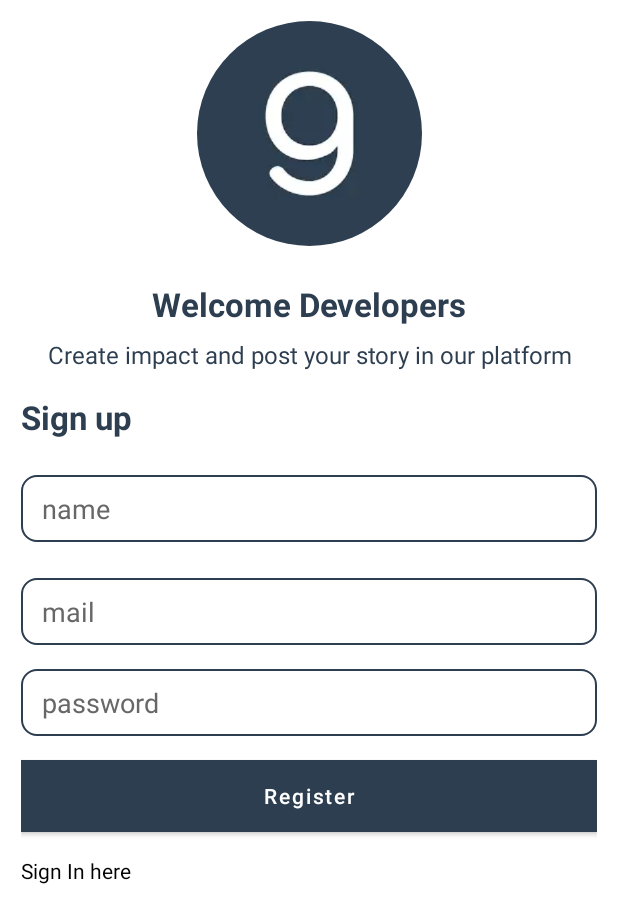
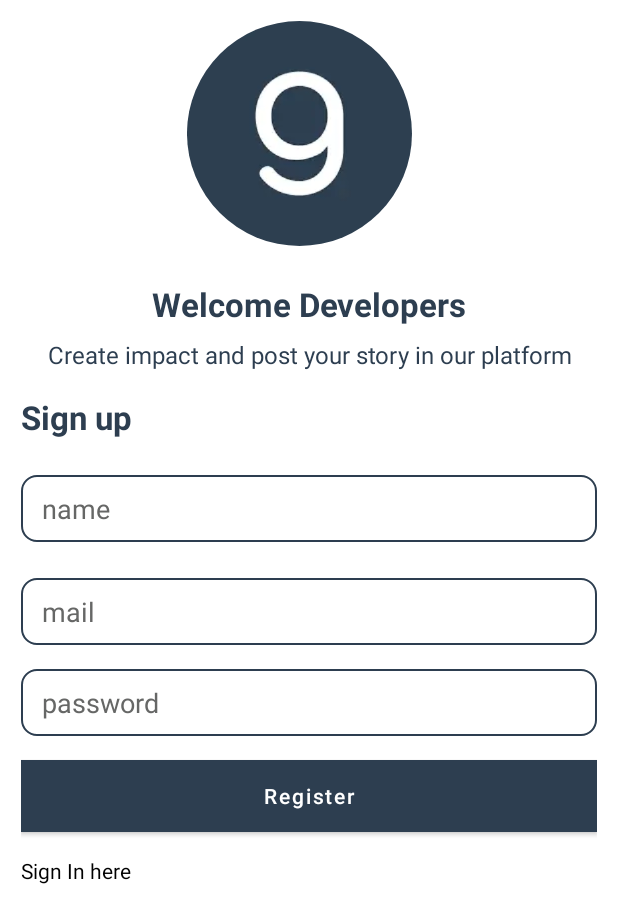
Before and after one commit to byansanur/StoryApp, an Android app: the FragmentRegister screen opened through its navigation route, on a phone screen of 412 x 824 dp. Shown: the top 923 px of the screen. Run offline under Robolectric (Android 15) with nearby library versions, the phone set to English and light mode, and no system bars; our stand-ins replace CircleImageView, Dagger/Hilt's generated code, paging; 3 statements that could not run were skipped.

Commit message:
add property animation login/register

```diff
--- a/app/src/main/java/com/byandev/storyapp/presentation/login_register/FragmentLogin.kt
+++ b/app/src/main/java/com/byandev/storyapp/presentation/login_register/FragmentLogin.kt
@@ -1,5 +1,7 @@
 package com.byandev.storyapp.presentation.login_register
 
+import android.animation.AnimatorSet
+import android.animation.ObjectAnimator
 import android.app.Dialog
 import android.os.Bundle
 import android.util.Log
@@ -101,6 +103,33 @@ class FragmentLogin : Fragment() {
             }
         }
 
+        playAnimation()
+
+    }
+
+    private fun playAnimation() {
+        ObjectAnimator.ofFloat(binding.imgApp, View.TRANSLATION_X, -30f, 30f).apply {
+            duration = 6000
+            repeatCount = ObjectAnimator.INFINITE
+            repeatMode = ObjectAnimator.REVERSE
+        }.start()
+
+        val signIn = ObjectAnimator.ofFloat(binding.tvSignIn, View.ALPHA, 1f).setDuration(500)
+        val title = ObjectAnimator.ofFloat(binding.tvWelcome, View.ALPHA, 1f).setDuration(500)
+        val desc = ObjectAnimator.ofFloat(binding.tvWelcome2, View.ALPHA, 1f).setDuration(500)
+        val login = ObjectAnimator.ofFloat(binding.btnLogin, View.ALPHA, 1f).setDuration(500)
+        val signUp = ObjectAnimator.ofFloat(binding.tvRegister, View.ALPHA, 1f).setDuration(500)
+
+        val together = AnimatorSet().apply {
+            playTogether(login, signUp)
+        }
+
+
+        AnimatorSet().apply {
+            playSequentially(title, desc, signIn, together)
+            start()
+        }
+
     }
 
     private fun loginUser() {
--- a/app/src/main/java/com/byandev/storyapp/presentation/login_register/FragmentRegister.kt
+++ b/app/src/main/java/com/byandev/storyapp/presentation/login_register/FragmentRegister.kt
@@ -1,5 +1,7 @@
 package com.byandev.storyapp.presentation.login_register
 
+import android.animation.AnimatorSet
+import android.animation.ObjectAnimator
 import android.app.Dialog
 import android.os.Bundle
 import android.util.Log
@@ -75,6 +77,33 @@ class FragmentRegister : Fragment() {
                 ).show()
             }
         }
+
+        playAnimation()
+    }
+
+    private fun playAnimation() {
+        ObjectAnimator.ofFloat(binding.imgApp, View.TRANSLATION_X, -30f, 30f).apply {
+            duration = 6000
+            repeatCount = ObjectAnimator.INFINITE
+            repeatMode = ObjectAnimator.REVERSE
+        }.start()
+
+        val signIn = ObjectAnimator.ofFloat(binding.tvLogin, View.ALPHA, 1f).setDuration(500)
+        val title = ObjectAnimator.ofFloat(binding.tvWelcome, View.ALPHA, 1f).setDuration(500)
+        val desc = ObjectAnimator.ofFloat(binding.tvWelcome2, View.ALPHA, 1f).setDuration(500)
+        val login = ObjectAnimator.ofFloat(binding.btnRegister, View.ALPHA, 1f).setDuration(500)
+        val signUp = ObjectAnimator.ofFloat(binding.tvSignUp, View.ALPHA, 1f).setDuration(500)
+
+        val together = AnimatorSet().apply {
+            playTogether(login, signUp)
+        }
+
+
+        AnimatorSet().apply {
+            playSequentially(title, desc, signIn, together)
+            start()
+        }
+
     }
 
     private fun registerNewUser() {
--- a/app/src/main/res/layout/fragment_login.xml
+++ b/app/src/main/res/layout/fragment_login.xml
@@ -29,6 +29,7 @@
             android:textStyle="bold"
             android:textColor="@color/blue_dicoding"
             android:textSize="22sp"
+            android:alpha="0"
             app:layout_constraintEnd_toEndOf="@+id/imgApp"
             app:layout_constraintStart_toStartOf="@id/imgApp"
             app:layout_constraintTop_toBottomOf="@id/imgApp" />
@@ -43,6 +44,7 @@
             android:textColor="@color/blue_dicoding"
             android:textSize="16sp"
             android:textAlignment="center"
+            android:alpha="0"
             app:layout_constraintEnd_toEndOf="parent"
             app:layout_constraintStart_toStartOf="parent"
             app:layout_constraintTop_toBottomOf="@id/tvWelcome" />
@@ -57,6 +59,7 @@
             android:textColor="@color/blue_dicoding"
             android:textSize="22sp"
             android:textAlignment="center"
+            android:alpha="0"
             app:layout_constraintStart_toStartOf="parent"
             app:layout_constraintTop_toBottomOf="@id/tvWelcome2" />
 
@@ -111,6 +114,7 @@
             android:background="@color/blue_dicoding"
             android:textColor="@color/white"
             android:backgroundTintMode="src_atop"
+            android:alpha="0"
             app:layout_constraintTop_toBottomOf="@id/cbRemember"
             app:layout_constraintStart_toStartOf="parent"
             app:layout_constraintEnd_toEndOf="parent"/>
@@ -122,6 +126,7 @@
             android:layout_marginTop="16dp"
             android:text="@string/register_here"
             android:textColor="@color/black"
+            android:alpha="0"
             app:layout_constraintTop_toBottomOf="@id/btnLogin"
             app:layout_constraintBottom_toBottomOf="parent"
             />
--- a/app/src/main/res/layout/fragment_register.xml
+++ b/app/src/main/res/layout/fragment_register.xml
@@ -30,6 +30,7 @@
             android:textStyle="bold"
             android:textColor="@color/blue_dicoding"
             android:textSize="22sp"
+            android:alpha="0"
             app:layout_constraintEnd_toEndOf="@+id/imgApp"
             app:layout_constraintStart_toStartOf="@id/imgApp"
             app:layout_constraintTop_toBottomOf="@id/imgApp" />
@@ -44,6 +45,7 @@
             android:textColor="@color/blue_dicoding"
             android:textSize="16sp"
             android:textAlignment="center"
+            android:alpha="0"
             app:layout_constraintEnd_toEndOf="parent"
             app:layout_constraintStart_toStartOf="parent"
             app:layout_constraintTop_toBottomOf="@id/tvWelcome" />
@@ -58,6 +60,7 @@
             android:textColor="@color/blue_dicoding"
             android:textSize="22sp"
             android:textAlignment="center"
+            android:alpha="0"
             app:layout_constraintStart_toStartOf="parent"
             app:layout_constraintTop_toBottomOf="@id/tvWelcome2" />
 
@@ -116,6 +119,7 @@
             android:background="@color/blue_dicoding"
             android:textColor="@color/white"
             android:backgroundTintMode="src_atop"
+            android:alpha="0"
             app:layout_constraintTop_toBottomOf="@id/edtPassword"
             app:layout_constraintStart_toStartOf="parent"
             app:layout_constraintEnd_toEndOf="parent"/>
@@ -127,6 +131,7 @@
             android:layout_marginTop="16dp"
             android:text="@string/sign_in_here"
             android:textColor="@color/black"
+            android:alpha="0"
             app:layout_constraintTop_toBottomOf="@id/btnRegister"
             app:layout_constraintBottom_toBottomOf="parent"
             />
```
Also changed, not shown: 31 other files.
